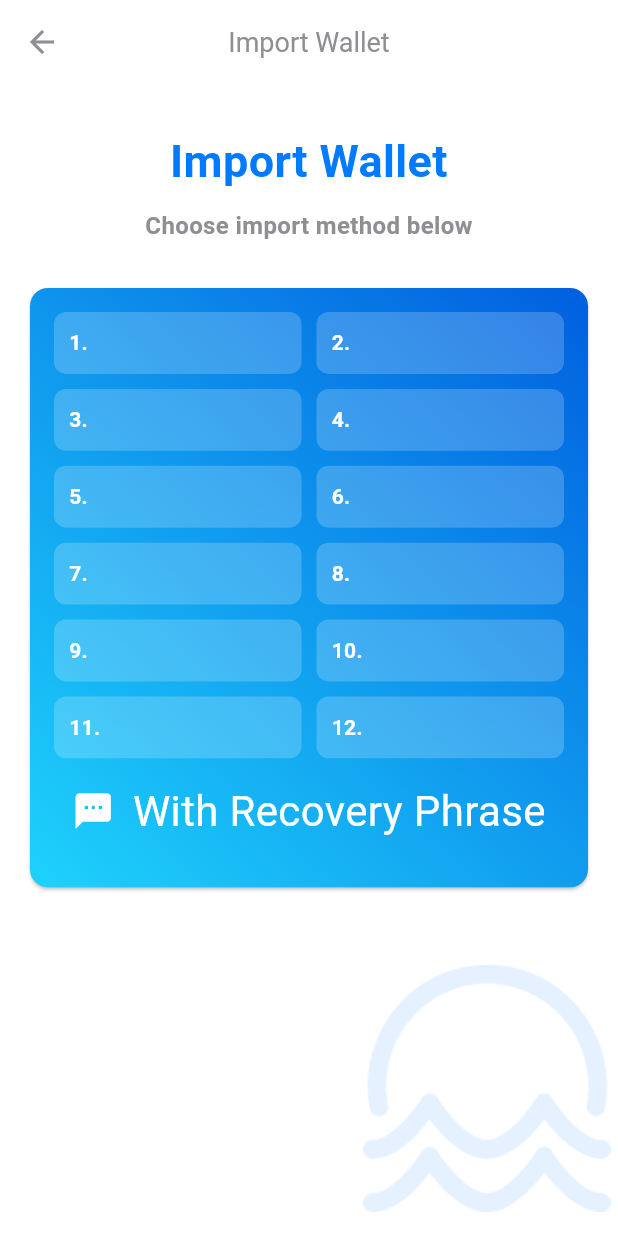
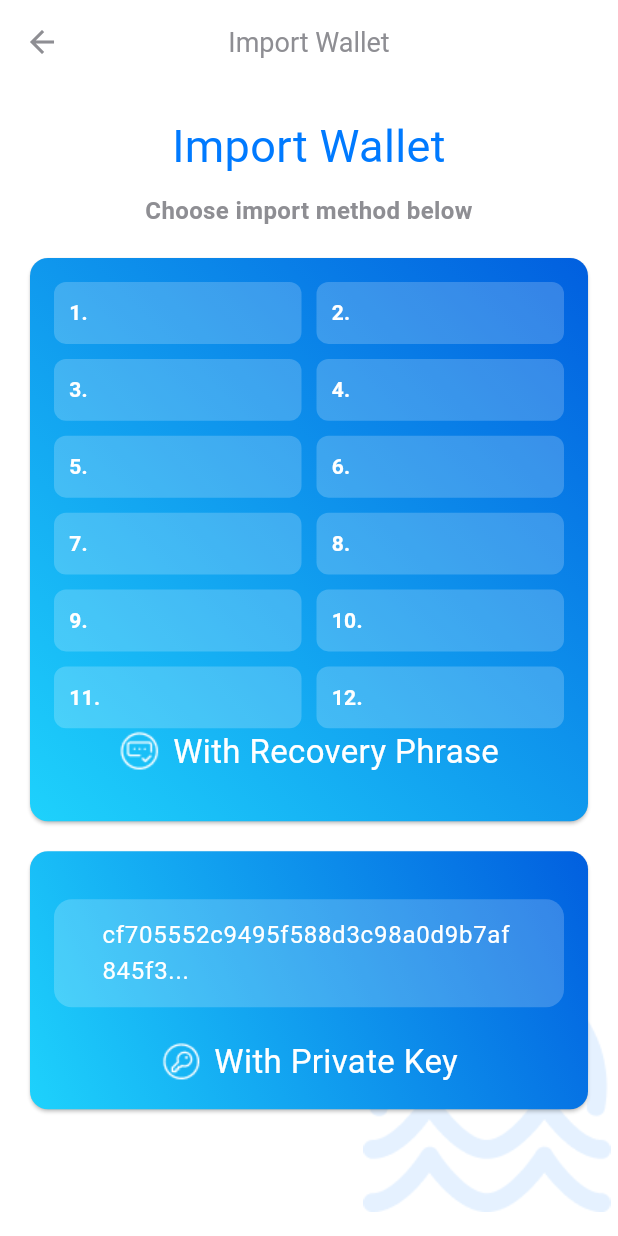
Before and after one commit to sssksmotri/Suiet, a Flutter app: the ImportScreen screen opened directly, on a phone screen of 412 x 824 dp. Run offline on Flutter 3.47's test engine with Material 3 defaults, Android fonts, the phone set to English and light mode, and no system bars; missing offline and left inert: bip39, simple_rc4, wallet, web3dart.

Commit message:
сделал импорт по мнемонике

```diff
--- a/lib/import_screen.dart
+++ b/lib/import_screen.dart
@@ -1,4 +1,7 @@
 import 'package:flutter/material.dart';
+import 'import_recovery.dart';
+import 'import_recovery_key.dart'; // Импортируйте новый экран
+
 class ImportScreen extends StatelessWidget {
   const ImportScreen({super.key});
 
@@ -23,16 +26,30 @@ class ImportScreen extends StatelessWidget {
         ),
         centerTitle: true,
       ),
-      body: Column(
+      body: Stack(
+        children: [
+          Align(
+            alignment: Alignment.bottomRight,
+            child: Padding(
+              padding: const EdgeInsets.only(right: 5, bottom: 16),
+              child: Image.asset(
+                'assets/images/logo3.png',
+                width: screenWidth * 0.4,
+                height: screenWidth * 0.4,
+                fit: BoxFit.contain,
+              ),
+            ),
+          ),
+          Column(
             crossAxisAlignment: CrossAxisAlignment.center,
             children: [
-          const SizedBox(height: 30),
+              const SizedBox(height: 20),
               const Text(
                 'Import Wallet',
                 style: TextStyle(
                   fontSize: 30,
                   color: Color(0xFF007AFF),
-              fontWeight: FontWeight.bold,
+                  fontWeight: FontWeight.normal,
                 ),
                 textAlign: TextAlign.center,
               ),
@@ -53,11 +70,20 @@ class ImportScreen extends StatelessWidget {
                   child: Column(
                     crossAxisAlignment: CrossAxisAlignment.center,
                     children: [
-                  Card(
+                      InkWell(
+                        onTap: () {
+                          Navigator.push(
+                            context,
+                            MaterialPageRoute(
+                              builder: (context) => const ImportRecoveryScreen(),
+                            ),
+                          );
+                        },
+                        child: Card(
                           shape: RoundedRectangleBorder(
                             borderRadius: BorderRadius.circular(12),
                           ),
-                    margin: const EdgeInsets.symmetric(horizontal: 10, vertical: 20),
+                          margin: const EdgeInsets.symmetric(horizontal: 10, vertical: 10),
                           color: Colors.transparent,
                           child: Container(
                             padding: const EdgeInsets.all(16),
@@ -99,27 +125,102 @@ class ImportScreen extends StatelessWidget {
                                     );
                                   },
                                 ),
-                          const SizedBox(height: 15),
                                 Row(
-                            mainAxisAlignment: MainAxisAlignment.spaceEvenly,
+                                  mainAxisAlignment: MainAxisAlignment.center,
                                   children: [
-                              Icon(
-                                Icons.textsms,
+                                    Image.asset(
+                                      'assets/images/meskr.png',
+                                      width: 28,
+                                      height: 28,
                                       color: Colors.white,
-                                size: 28, // Размер иконки
                                     ),
-                              Text(
+                                    const SizedBox(width: 8),
+                                    const Text(
                                       'With Recovery Phrase',
                                       style: TextStyle(
-                                  fontSize: 28,
+                                        fontSize: 22,
                                         color: Colors.white,
                                       ),
                                     ),
-
                                   ],
                                 ),
                                 const SizedBox(height: 15),
                               ],
+                            ),
+                          ),
+                        ),
+                      ),
+                      InkWell(
+                        onTap: () {
+                          Navigator.push(
+                            context,
+                            MaterialPageRoute(
+                              builder: (context) => const ImportPrivateKeyScreen(),
+                            ),
+                          );
+                        },
+                        child: Card(
+                          shape: RoundedRectangleBorder(
+                            borderRadius: BorderRadius.circular(12),
+                          ),
+                          margin: const EdgeInsets.symmetric(horizontal: 10, vertical: 10),
+                          color: Colors.transparent,
+                          child: Container(
+                            padding: const EdgeInsets.all(16),
+                            decoration: BoxDecoration(
+                              borderRadius: BorderRadius.circular(12),
+                              gradient: const LinearGradient(
+                                colors: [Color(0xFF015FDF), Color(0xFF1ED2FC)],
+                                begin: Alignment.topRight,
+                                end: Alignment.bottomLeft,
+                              ),
+                            ),
+                            child: Column(
+                              crossAxisAlignment: CrossAxisAlignment.start,
+                              children: [
+                                Container(
+                                  margin: const EdgeInsets.symmetric(vertical: 16),
+                                  padding: const EdgeInsets.symmetric(horizontal: 16),
+                                  decoration: BoxDecoration(
+                                    borderRadius: BorderRadius.circular(12),
+                                    color: Colors.white.withOpacity(0.2),
+                                  ),
+                                  child: TextField(
+                                    enabled: false,
+                                    decoration: InputDecoration(
+                                      border: InputBorder.none,
+                                      hintText: 'cf705552c9495f588d3c98a0d9b7af845f3...',
+                                      hintStyle: const TextStyle(
+                                        color: Colors.white,
+                                      ),
+                                      contentPadding: const EdgeInsets.symmetric(horizontal: 16, vertical: 12),
+                                    ),
+                                    style: const TextStyle(color: Colors.white),
+                                    maxLines: 2,
+                                    textAlign: TextAlign.left,
+                                  ),
+                                ),
+                                const SizedBox(height: 5),
+                                Row(
+                                  mainAxisAlignment: MainAxisAlignment.center,
+                                  children: [
+                                    Image.asset(
+                                      'assets/images/key.png',
+                                      width: 28,
+                                      height: 28,
+                                    ),
+                                    const SizedBox(width: 8),
+                                    const Text(
+                                      'With Private Key',
+                                      style: TextStyle(
+                                        fontSize: 22,
+                                        color: Colors.white,
+                                      ),
+                                    ),
+                                  ],
+                                ),
+                              ],
+                            ),
                           ),
                         ),
                       ),
@@ -128,17 +229,7 @@ class ImportScreen extends StatelessWidget {
                 ),
               ),
               const SizedBox(height: 16),
-          Align(
-            alignment: Alignment.bottomRight,
-            child: Padding(
-              padding: const EdgeInsets.only(right: 5, bottom: 16),
-              child: Image.asset(
-                'assets/images/logo3.png',
-                width: screenWidth * 0.4,
-                height: screenWidth * 0.4,
-                fit: BoxFit.contain,
-              ),
-            ),
+            ],
           ),
         ],
       ),
--- a/pubspec.yaml
+++ b/pubspec.yaml
@@ -18,6 +18,9 @@ dependencies:
   http: ^1.2.2
   bip32: ^2.0.0
   encrypt: ^5.0.0
+  flutter_secure_storage: ^6.0.0
+  dart_bip32_bip44: ^0.2.0
+
 
 dev_dependencies:
   flutter_test:
@@ -33,3 +36,5 @@ flutter:
     - assets/images/logo2.png
     - assets/images/logo3.png
     - assets/images/sui.png
+    - assets/images/key.png
+    - assets/images/meskr.png
```
Also changed, not shown: lib/import_recovery.dart (added, +413 -0 lines), assets/images/key.png (added), assets/images/meskr.png (added), pubspec.lock. Lines whose indentation alone changed are shown as unchanged.
